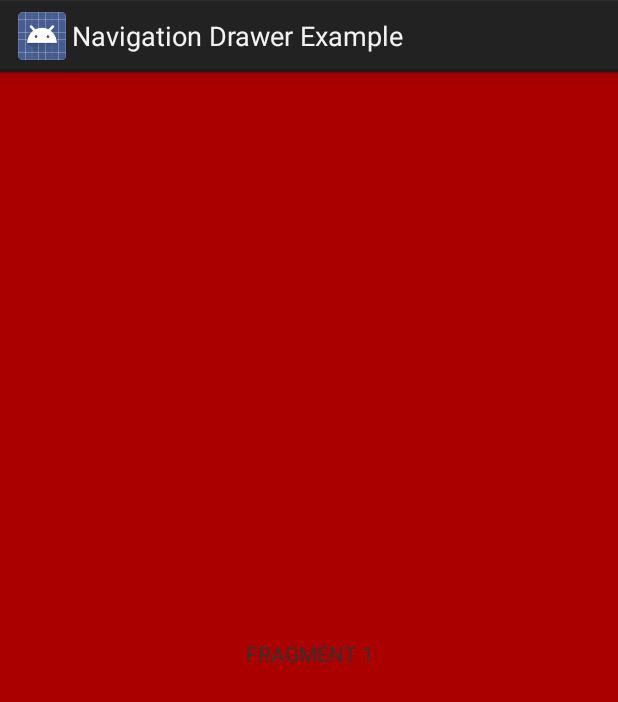
After one commit to mamamag77/DemoSimpleNavigationDrawer, an Android app: the layout fragment_2.xml on its own in the app's theme, with its tools: preview values and no code run, on a phone screen of 412 x 824 dp. The commit adds this screen. Shown: the top 702 px of the screen. Run offline under Robolectric (Android 15) with nearby library versions, the phone set to English and light mode, and no system bars.

Commit message:
005_fragment_two When click Earth, use FragmentTwo

```diff
--- /dev/null
+++ b/app/src/main/res/layout/fragment_2.xml
@@ -0,0 +1,24 @@
+<!--
+  Copyright 2013 The Android Open Source Project
+
+  Licensed under the Apache License, Version 2.0 (the "License");
+  you may not use this file except in compliance with the License.
+  You may obtain a copy of the License at
+
+      http://www.apache.org/licenses/LICENSE-2.0
+
+  Unless required by applicable law or agreed to in writing, software
+  distributed under the License is distributed on an "AS IS" BASIS,
+  WITHOUT WARRANTIES OR CONDITIONS OF ANY KIND, either express or implied.
+  See the License for the specific language governing permissions and
+  limitations under the License.
+  -->
+
+<TextView xmlns:android="http://schemas.android.com/apk/res/android"
+    android:id="@+id/frag1"
+    android:text="FRAGMENT 1"
+    android:layout_width="match_parent"
+    android:layout_height="match_parent"
+    android:background="#aa0000"
+    android:gravity="center"
+    android:padding="32dp" />
```
Also changed, not shown: app/src/main/java/com/example/android/navigationdrawerexample/MainActivity.java (+31 -0 lines).
